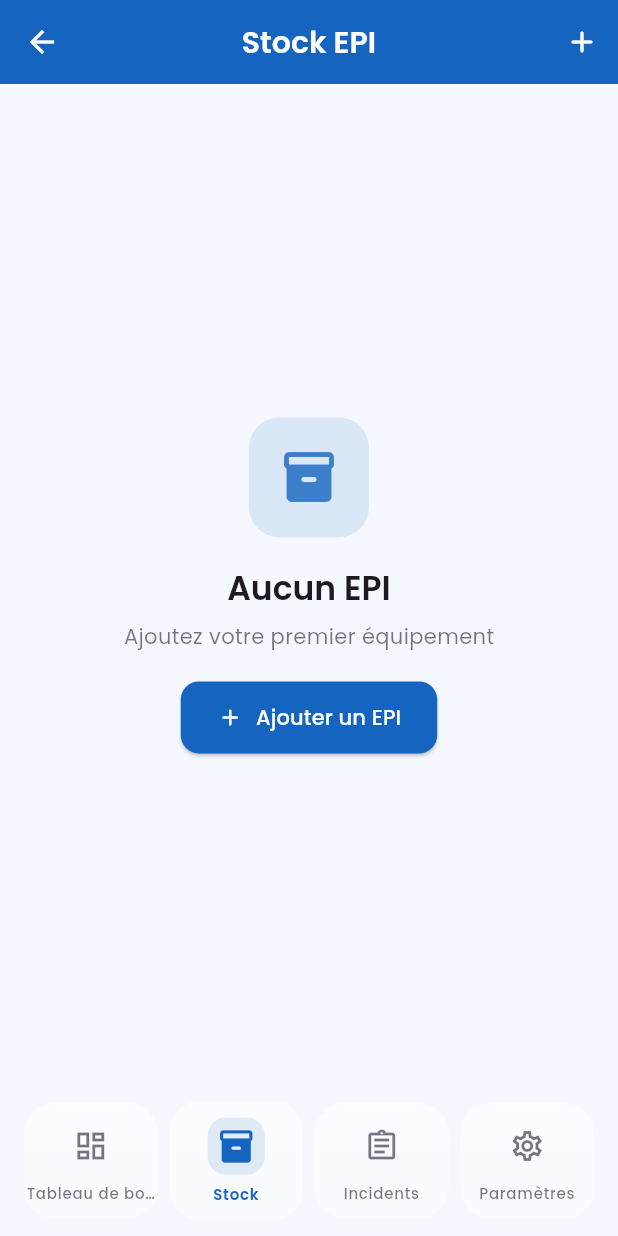
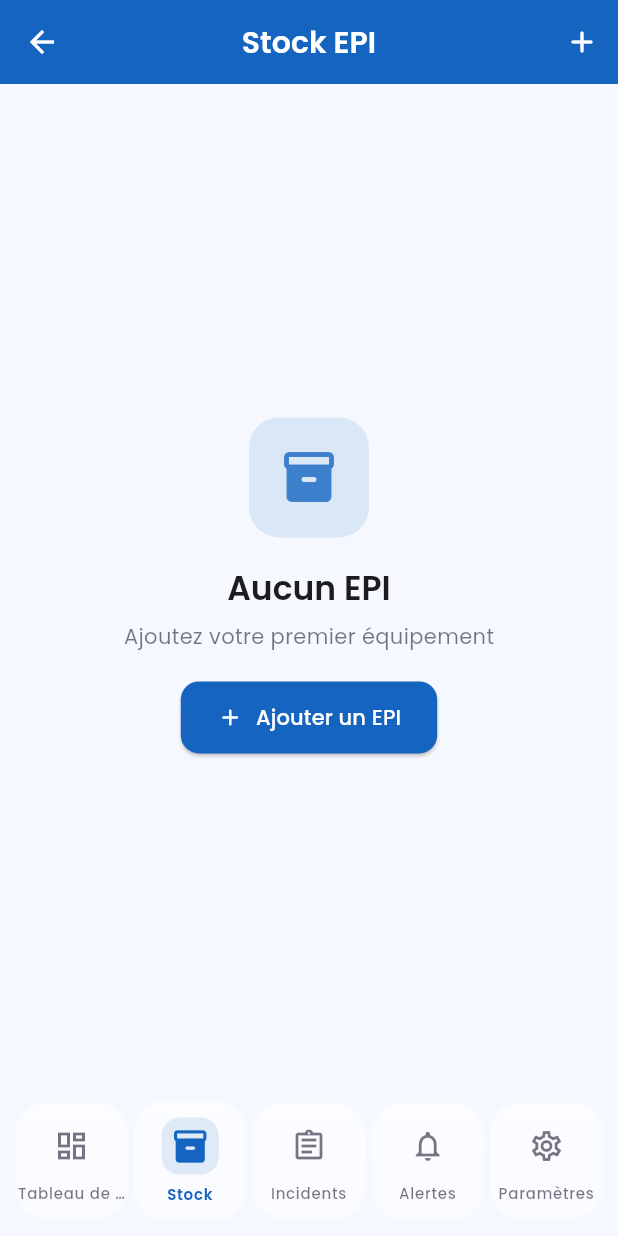
Before and after one commit to christiandoh/SDA, a Flutter app: the MainShellPage screen opened by its route, after a tap on an icon or button, on a phone screen of 412 x 824 dp. Run offline on Flutter 3.47's test engine with Material 3 defaults, Android fonts, the phone set to English and light mode, and no system bars; our stand-ins replace fl_chart, flutter_local_notifications, google_fonts, share_plus, shared_preferences, sqflite; missing offline and left inert: excel; accounts and stored records are empty.

Commit message:
feat: onglet Alertes (cloche) avec badge du nombre de stocks critique
Co-authored-by: Cursor <cursoragent@cursor.com>

```diff
--- a/lib/features/main_shell/main_shell_page.dart
+++ b/lib/features/main_shell/main_shell_page.dart
@@ -3,14 +3,16 @@ import 'package:flutter/material.dart';
 import '../dashboard/dashboard_page.dart';
 import '../stock/stock_page.dart';
 import '../incidents/incident_page.dart';
+import '../notifications/notifications_page.dart';
 import '../settings/settings_page.dart';
+import '../../data/repositories/epi_repository.dart';
 
-/// Shell principal avec barre de navigation en bas (Tableau de bord, Stock, Incidents, Paramètres).
+/// Shell principal avec barre de navigation en bas (Tableau de bord, Stock, Incidents, Alertes, Paramètres).
 /// Style « liquid glass » : flou d’arrière-plan, reflets, gouttes translucides (sans package oc_liquid_glass).
 class MainShellPage extends StatefulWidget {
   const MainShellPage({super.key, this.initialIndex = 0});
 
-  /// Onglet affiché au premier affichage (0 = Dashboard, 1 = Stock, 2 = Incidents, 3 = Paramètres).
+  /// Onglet affiché au premier affichage (0 = Dashboard, 1 = Stock, 2 = Incidents, 3 = Alertes, 4 = Paramètres).
   final int initialIndex;
 
   @override
@@ -19,11 +21,25 @@ class MainShellPage extends StatefulWidget {
 
 class _MainShellPageState extends State<MainShellPage> {
   late int _currentIndex;
+  int _criticalCount = 0;
+  final EpiRepository _epiRepo = EpiRepository();
+
+  void _onCriticalCountUpdated(int count) {
+    if (_criticalCount != count) setState(() => _criticalCount = count);
+  }
+
+  Future<void> _loadCriticalCount() async {
+    final critical = await _epiRepo.getCriticalEpis();
+    if (mounted && _criticalCount != critical.length) {
+      setState(() => _criticalCount = critical.length);
+    }
+  }
 
   @override
   void initState() {
     super.initState();
-    _currentIndex = widget.initialIndex.clamp(0, 3);
+    _currentIndex = widget.initialIndex.clamp(0, 4);
+    _loadCriticalCount();
   }
 
   static const _navItems = [
@@ -43,6 +59,11 @@ class _MainShellPageState extends State<MainShellPage> {
       label: 'Incidents',
     ),
     (
+      icon: Icons.notifications_outlined,
+      activeIcon: Icons.notifications_rounded,
+      label: 'Alertes',
+    ),
+    (
       icon: Icons.settings_outlined,
       activeIcon: Icons.settings_rounded,
       label: 'Paramètres',
@@ -57,8 +78,12 @@ class _MainShellPageState extends State<MainShellPage> {
         onNavigateToStock: () => setState(() => _currentIndex = 1),
         onNavigateToIncident: () => setState(() => _currentIndex = 2),
       ),
-      const StockPage(showBackButton: false),
+      StockPage(
+        showBackButton: false,
+        onCriticalCountUpdated: _onCriticalCountUpdated,
+      ),
       const IncidentPage(showBackButton: false),
+      NotificationsPage(onCriticalCountUpdated: _onCriticalCountUpdated),
       const SettingsPage(showBackButton: false),
     ];
 
@@ -80,22 +105,27 @@ class _MainShellPageState extends State<MainShellPage> {
             child: SafeArea(
               child: Padding(
                 padding: const EdgeInsets.symmetric(
-                  horizontal: 12,
+                  horizontal: 8,
                   vertical: 10,
                 ),
                 child: Row(
                   children: List.generate(_navItems.length, (i) {
                     final item = _navItems[i];
                     final selected = _currentIndex == i;
+                    final isNotifications = i == 3;
                     return Expanded(
                       child: Padding(
-                        padding: const EdgeInsets.symmetric(horizontal: 4),
+                        padding: const EdgeInsets.symmetric(horizontal: 2),
                         child: _GlassNavDroplet(
                           icon: selected ? item.activeIcon : item.icon,
                           label: item.label,
                           selected: selected,
                           theme: theme,
-                          onTap: () => setState(() => _currentIndex = i),
+                          onTap: () {
+                            setState(() => _currentIndex = i);
+                            if (isNotifications) _loadCriticalCount();
+                          },
+                          badgeCount: isNotifications ? _criticalCount : null,
                         ),
                       ),
                     );
@@ -118,6 +148,7 @@ class _GlassNavDroplet extends StatelessWidget {
     required this.selected,
     required this.theme,
     required this.onTap,
+    this.badgeCount,
   });
 
   final IconData icon;
@@ -125,9 +156,11 @@ class _GlassNavDroplet extends StatelessWidget {
   final bool selected;
   final ThemeData theme;
   final VoidCallback onTap;
+  final int? badgeCount;
 
   @override
   Widget build(BuildContext context) {
+    final showBadge = badgeCount != null && badgeCount! > 0;
     return Container(
       decoration: BoxDecoration(
         borderRadius: BorderRadius.circular(20),
@@ -160,6 +193,9 @@ class _GlassNavDroplet extends StatelessWidget {
               mainAxisSize: MainAxisSize.min,
               mainAxisAlignment: MainAxisAlignment.center,
               children: [
+                Stack(
+                  clipBehavior: Clip.none,
+                  children: [
                     AnimatedContainer(
                       duration: const Duration(milliseconds: 200),
                       padding: const EdgeInsets.all(6),
@@ -174,8 +210,44 @@ class _GlassNavDroplet extends StatelessWidget {
                         size: selected ? 26 : 24,
                         color: selected
                             ? theme.colorScheme.primary
-                        : theme.colorScheme.onSurface.withValues(alpha: 0.6),
+                            : theme.colorScheme.onSurface.withValues(
+                                alpha: 0.6,
                               ),
+                      ),
+                    ),
+                    if (showBadge)
+                      Positioned(
+                        top: -4,
+                        right: -4,
+                        child: Container(
+                          padding: const EdgeInsets.symmetric(
+                            horizontal: 5,
+                            vertical: 2,
+                          ),
+                          constraints: const BoxConstraints(
+                            minWidth: 18,
+                            minHeight: 18,
+                          ),
+                          decoration: BoxDecoration(
+                            color: theme.colorScheme.error,
+                            borderRadius: BorderRadius.circular(9),
+                            border: Border.all(
+                              color: theme.colorScheme.surface,
+                              width: 1,
+                            ),
+                          ),
+                          alignment: Alignment.center,
+                          child: Text(
+                            badgeCount! > 99 ? '99+' : '$badgeCount',
+                            style: theme.textTheme.labelSmall?.copyWith(
+                              color: Colors.white,
+                              fontSize: 10,
+                              fontWeight: FontWeight.w700,
+                            ),
+                          ),
+                        ),
+                      ),
+                  ],
                 ),
                 const SizedBox(height: 6),
                 Text(
--- /dev/null
+++ b/lib/features/notifications/notifications_page.dart
@@ -0,0 +1,127 @@
+import 'package:flutter/material.dart';
+import '../../app/theme.dart';
+import '../../data/models/epi_model.dart';
+import '../../data/repositories/epi_repository.dart';
+
+/// Page listant les alertes stock critique (EPI dont le stock ≤ seuil min).
+class NotificationsPage extends StatefulWidget {
+  const NotificationsPage({super.key, this.onCriticalCountUpdated});
+
+  /// Appelé avec le nombre d'EPI en stock critique (pour le badge de la navbar).
+  final void Function(int count)? onCriticalCountUpdated;
+
+  @override
+  State<NotificationsPage> createState() => _NotificationsPageState();
+}
+
+class _NotificationsPageState extends State<NotificationsPage> {
+  final EpiRepository _epiRepo = EpiRepository();
+  List<EpiModel> _criticalEpis = [];
+  bool _loading = true;
+
+  @override
+  void initState() {
+    super.initState();
+    _load();
+  }
+
+  Future<void> _load() async {
+    setState(() => _loading = true);
+    try {
+      final critical = await _epiRepo.getCriticalEpis();
+      setState(() {
+        _criticalEpis = critical;
+        _loading = false;
+      });
+      widget.onCriticalCountUpdated?.call(critical.length);
+    } catch (_) {
+      setState(() => _loading = false);
+      widget.onCriticalCountUpdated?.call(0);
+    }
+  }
+
+  @override
+  Widget build(BuildContext context) {
+    final theme = Theme.of(context);
+    return Scaffold(
+      appBar: AppBar(title: const Text('Alertes'), leading: null),
+      body: _loading
+          ? const Center(child: CircularProgressIndicator())
+          : _criticalEpis.isEmpty
+          ? Center(
+              child: Column(
+                mainAxisAlignment: MainAxisAlignment.center,
+                children: [
+                  Icon(
+                    Icons.notifications_none_rounded,
+                    size: 64,
+                    color: theme.colorScheme.primary.withValues(alpha: 0.5),
+                  ),
+                  const SizedBox(height: 16),
+                  Text(
+                    'Aucune alerte',
+                    style: theme.textTheme.titleLarge?.copyWith(
+                      fontWeight: FontWeight.w600,
+                    ),
+                  ),
+                  const SizedBox(height: 8),
+                  Text(
+                    'Aucun stock en dessous du seuil minimum',
+                    style: theme.textTheme.bodyMedium?.copyWith(
+                      color: theme.colorScheme.onSurface.withValues(alpha: 0.6),
+                    ),
+                    textAlign: TextAlign.center,
+                  ),
+                ],
+              ),
+            )
+          : RefreshIndicator(
+              onRefresh: _load,
+              child: ListView.builder(
+                padding: const EdgeInsets.all(16),
+                itemCount: _criticalEpis.length,
+                itemBuilder: (context, i) {
+                  final epi = _criticalEpis[i];
+                  final stock = epi.stock;
+                  return Card(
+                    margin: const EdgeInsets.only(bottom: 12),
+                    shape: RoundedRectangleBorder(
+                      borderRadius: BorderRadius.circular(12),
+                    ),
+                    color: AppTheme.criticalColor.withValues(alpha: 0.08),
+                    child: ListTile(
+                      contentPadding: const EdgeInsets.symmetric(
+                        horizontal: 16,
+                        vertical: 8,
+                      ),
+                      leading: CircleAvatar(
+                        backgroundColor: AppTheme.criticalColor.withValues(
+                          alpha: 0.2,
+                        ),
+                        child: Icon(
+                          Icons.warning_amber_rounded,
+                          color: AppTheme.criticalColor,
+                          size: 24,
+                        ),
+                      ),
+                      title: Text(
+                        epi.designation,
+                        style: theme.textTheme.titleMedium?.copyWith(
+                          fontWeight: FontWeight.w600,
+                        ),
+                      ),
+                      subtitle: Text(
+                        'Stock : $stock (seuil min. ${epi.seuilMin}) — À réapprovisionner',
+                        style: theme.textTheme.bodySmall?.copyWith(
+                          color: AppTheme.criticalColor,
+                          fontWeight: FontWeight.w500,
+                        ),
+                      ),
+                    ),
+                  );
+                },
+              ),
+            ),
+    );
+  }
+}
--- a/lib/features/stock/stock_page.dart
+++ b/lib/features/stock/stock_page.dart
@@ -7,10 +7,17 @@ import '../../data/repositories/epi_repository.dart';
 
 /// Liste des EPI, stock (recalculé via mouvements), alertes seuil.
 class StockPage extends StatefulWidget {
-  const StockPage({super.key, this.showBackButton = true});
+  const StockPage({
+    super.key,
+    this.showBackButton = true,
+    this.onCriticalCountUpdated,
+  });
 
   /// Si false (ex. dans MainShellPage avec bottom nav), pas de bouton retour.
   final bool showBackButton;
+
+  /// Appelé avec le nombre d'EPI en stock critique (pour le badge Alertes de la navbar).
+  final void Function(int count)? onCriticalCountUpdated;
 
   @override
   State<StockPage> createState() => _StockPageState();
@@ -46,14 +53,17 @@ class _StockPageState extends State<StockPage> {
         _stockByEpi.addAll(stocks);
         _loading = false;
       });
+      int criticalCount = 0;
       for (final e in _epis) {
         if (e.id != null) {
           final s = _stockByEpi[e.id!] ?? 0;
           if (e.seuilMin > 0 && s <= e.seuilMin) {
+            criticalCount++;
             _notif.showStockAlert(e.designation, s);
           }
         }
       }
+      widget.onCriticalCountUpdated?.call(criticalCount);
     } catch (_) {
       setState(() => _loading = false);
     }
```
Also changed, not shown: 3 other files. Lines whose indentation alone changed are shown as unchanged.
